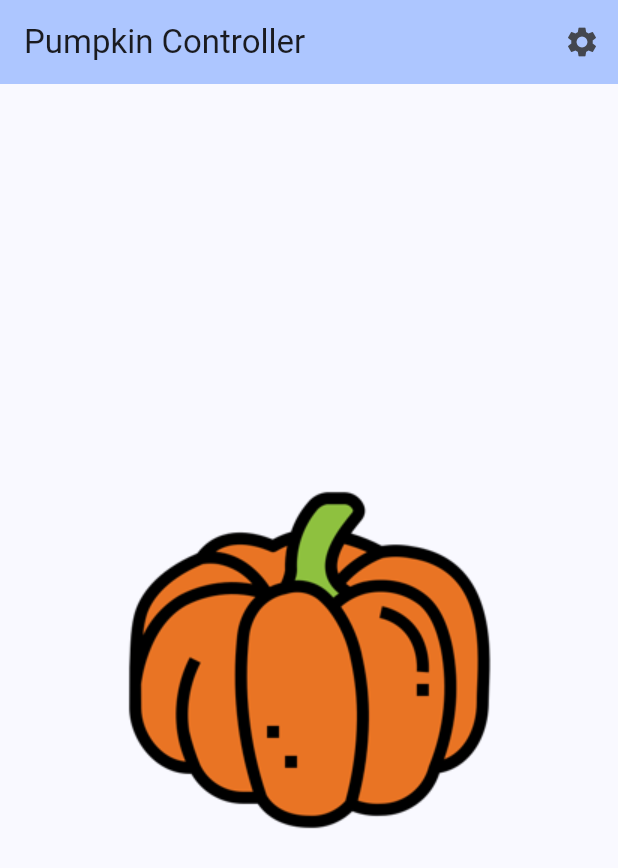
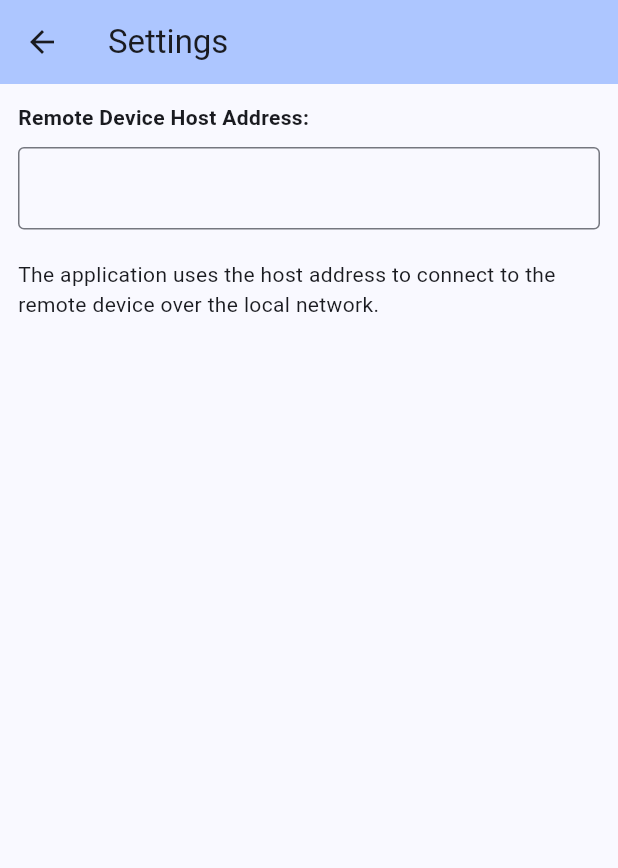
Before and after one commit to fumblystuff/pumpkin-controller-app-flutter, a Flutter app: the screen it shows after launch, after a tap on the "settings" icon, on a phone screen of 412 x 824 dp. Shown: the top 868 px of the screen. Run offline on Flutter 3.47's test engine with Material 2 defaults, Android fonts, the phone set to English and light mode, and no system bars; our stand-ins replace flutter_easyloading, package_info_plus, shared_preferences.

Commit message:
added `about` and `settings` pages

```diff
--- a/lib/main.dart
+++ b/lib/main.dart
@@ -4,7 +4,7 @@ import 'package:intl/intl.dart';
 import 'package:logging/logging.dart';
 
 import './constants.dart';
-import 'pages/home.dart';
+import 'pages/home_page.dart';
 
 void main() {
   // Global settings for the logging package
--- a/lib/pages/home.dart
+++ b/lib/pages/home_page.dart
@@ -1,6 +1,8 @@
 import 'package:flutter/material.dart';
 
 import '../constants.dart';
+import 'about_page.dart';
+import 'settings_page.dart';
 
 class PumpkinControllerHome extends StatefulWidget {
   const PumpkinControllerHome({super.key, required this.title});
@@ -20,19 +22,32 @@ class _PumpkinControllerHomeState extends State<PumpkinControllerHome> {
         title: Text(widget.title),
         actions: <Widget>[
           IconButton(
-            icon: Icon(Icons.settings),
+            icon: const Icon(Icons.info),
             onPressed: () {
-              // TODO: launch settings page
-              log.info('Launching Settings');
+              log.info('Opening About page');
+              Navigator.push(
+                context,
+                MaterialPageRoute(builder: (context) => const AboutPage()),
+              ).then((value) => {log.info("returned")});
             },
-          )
+          ),
+          IconButton(
+            icon: const Icon(Icons.settings),
+            onPressed: () {
+              log.info('Opening Settings page');
+              Navigator.push(
+                context,
+                MaterialPageRoute(builder: (context) => const SettingsPage()),
+              ).then((value) => {log.info("returned")});
+            },
+          ),
         ],
       ),
       body: const Center(
         child: Column(
           mainAxisAlignment: MainAxisAlignment.center,
           children: <Widget>[
-            const Image(image: AssetImage('assets/images/pumpkin-256.png')),
+            Image(image: AssetImage('assets/images/pumpkin-256.png')),
           ],
         ),
       ),
--- /dev/null
+++ b/lib/pages/settings_page.dart
@@ -0,0 +1,78 @@
+import 'package:flutter/material.dart';
+
+import '../classes/config.dart';
+
+final Config config = Config();
+
+const TextStyle boldStyle = TextStyle(fontWeight: FontWeight.bold);
+
+class SettingsPage extends StatefulWidget {
+  const SettingsPage({Key? key}) : super(key: key);
+
+  @override
+  _SettingsState createState() => _SettingsState();
+}
+
+class _SettingsState extends State<SettingsPage>
+    with SingleTickerProviderStateMixin {
+  static late TextEditingController hostAddressController;
+  String _hostAddress = '';
+
+  void updateHostAddress(String value) {
+    setState(() => _hostAddress = value.trim());
+    config.hostAddress = value.trim();
+  }
+
+  @override
+  void initState() {
+    super.initState();
+    // Populate the Access Token variable
+    _hostAddress = config.hostAddress;
+
+    // Then populate the input field with the value
+    hostAddressController = TextEditingController(text: _hostAddress);
+  }
+
+  @override
+  void dispose() {
+    hostAddressController.dispose();
+    super.dispose();
+  }
+
+  @override
+  Widget build(BuildContext context) {
+    return Scaffold(
+      appBar: AppBar(
+        title: const Text('Settings'),
+        backgroundColor: Theme.of(context).colorScheme.inversePrimary,
+      ),
+      body: SafeArea(
+        child: Column(children: [
+          Expanded(
+            child: ListView(padding: const EdgeInsets.all(12.0), children: [
+              const Text(
+                'Remote Device Host Address:',
+                style: boldStyle,
+              ),
+              const SizedBox(height: 10),
+              TextField(
+                autofocus: false,
+                decoration: const InputDecoration(
+                  border: OutlineInputBorder(),
+                ),
+                onChanged: updateHostAddress,
+                controller: hostAddressController,
+                style: const TextStyle(fontFamily: 'Roboto Mono', fontSize: 15),
+                keyboardType: TextInputType.multiline,
+                maxLines: null,
+              ),
+              const SizedBox(height: 20),
+              const Text('The application uses the host address to connect '
+                  'to the remote device over the local network.')
+            ]),
+          ),
+        ]),
+      ),
+    );
+  }
+}
```
Also changed, not shown: lib/classes/config.dart (added, +60 -0 lines), lib/pages/about_page.dart (added, +100 -0 lines), lib/utils/alerts.dart (added, +132 -0 lines), pubspec.yaml (+9 -0 lines), fonts/RobotoMono-Bold.ttf (added), fonts/RobotoMono-BoldItalic.ttf (added), fonts/RobotoMono-Italic.ttf (added), fonts/RobotoMono-Light.ttf (added), fonts/RobotoMono-LightItalic.ttf (added), fonts/RobotoMono-Medium.ttf (added), fonts/RobotoMono-MediumItalic.ttf (added), fonts/RobotoMono-Regular.ttf (added), fonts/RobotoMono-Thin.ttf (added), fonts/RobotoMono-ThinItalic.ttf (added), 1 more files.
